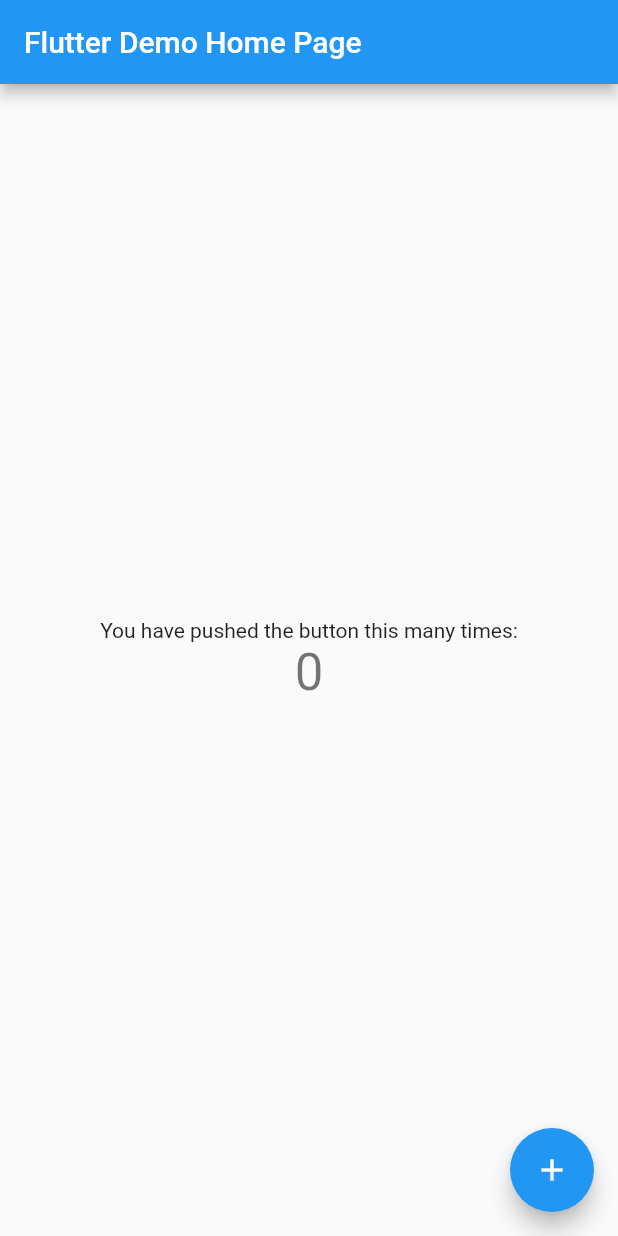
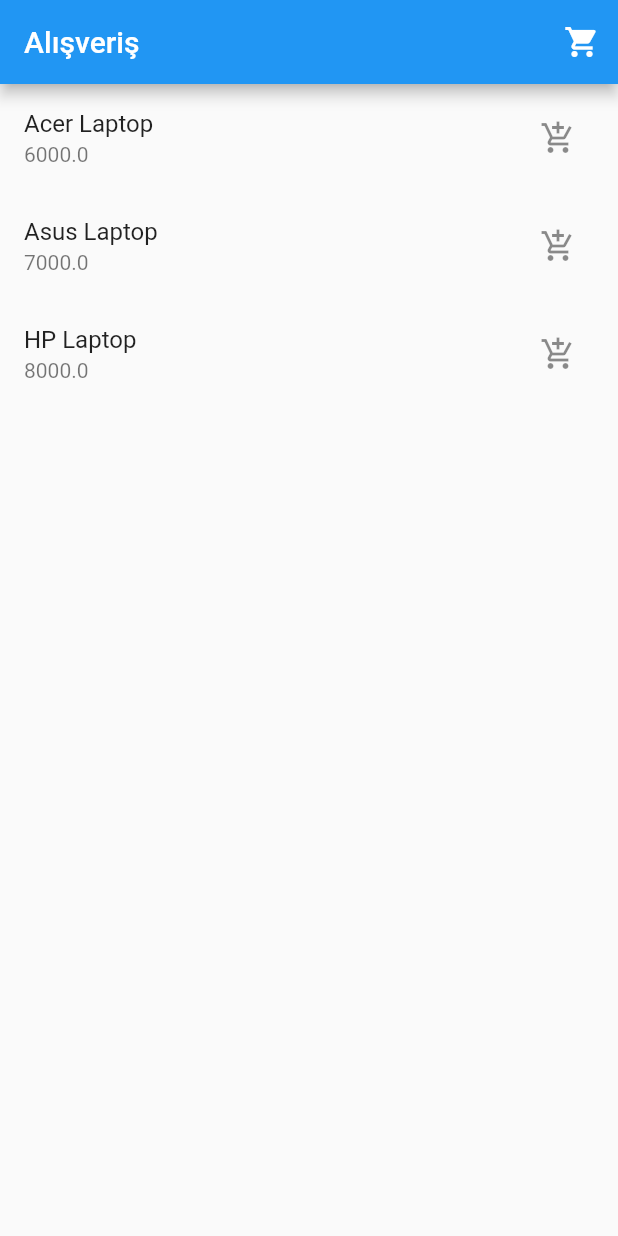
Before and after one commit to VedatBiner/flutter_bloc_sample, a Flutter app: the screen it shows after launch, on a phone screen of 412 x 824 dp. Run offline on Flutter 3.47's test engine with Material 2 defaults, Android fonts, the phone set to English and light mode, and no system bars.

Commit message:
Hatalar giderildi

```diff
--- a/lib/blocs/product_bloc.dart
+++ b/lib/blocs/product_bloc.dart
@@ -3,11 +3,12 @@ import 'package:flutter_bloc_sample/data/product_service.dart';
 import '../models/product.dart';
 
 class ProductBloc {
-  final productStreamController =StreamController.broadcast();
+  final productStreamController = StreamController.broadcast();
   Stream get getStream => productStreamController.stream;
   List<Product> getAll(){
     return ProductService.getAll();
   }
 }
 
+// Bu referans ile tüm sistemden erişim sağlanacak.
 final productBloc = ProductBloc();
--- a/lib/data/product_service.dart
+++ b/lib/data/product_service.dart
@@ -3,7 +3,7 @@ import '../models/product.dart';
 class ProductService{
   static List<Product> products = <Product>[];
 
-  // singleton
+  // singleton - constructor çağırıyor.
   static final ProductService _singleton = ProductService._internal();
   // bu yapı bize Product(this.id, this.name, this.price) constructor 'ı çağırıyor.
 
@@ -17,8 +17,8 @@ class ProductService{
 
   static List<Product> getAll(){
     products.add(Product(1, "Acer Laptop", 6000));
-    products.add(Product(1, "Acer Laptop", 6000));
-    products.add(Product(1, "Acer Laptop", 6000));
+    products.add(Product(2, "Asus Laptop", 7000));
+    products.add(Product(3, "HP Laptop", 8000));
     return products;
   }
 }
--- a/lib/main.dart
+++ b/lib/main.dart
@@ -1,4 +1,6 @@
 import 'package:flutter/material.dart';
+import 'package:flutter_bloc_sample/screens/cart_screen.dart';
+import 'package:flutter_bloc_sample/screens/product_list_screen.dart';
 
 void main() {
   runApp(const MyApp());
@@ -10,64 +12,12 @@ class MyApp extends StatelessWidget {
   @override
   Widget build(BuildContext context) {
     return MaterialApp(
-      title: 'Flutter Demo',
-      theme: ThemeData(
-
-        primarySwatch: Colors.blue,
-      ),
-      home: const MyHomePage(title: 'Flutter Demo Home Page'),
+      routes: { // Açılış Sayfası seçenekleri (map formatı)
+        "/" : (BuildContext context) => const ProductListScreen(),
+        "/cart" : (BuildContext context) => const CartScreen(),
+      },
+      initialRoute: "/", // Açılış sayfası
     );
   }
+
 }
-
-class MyHomePage extends StatefulWidget {
-  const MyHomePage({Key? key, required this.title}) : super(key: key);
-
-  final String title;
-
-  @override
-  State<MyHomePage> createState() => _MyHomePageState();
-}
-
-class _MyHomePageState extends State<MyHomePage> {
-  int _counter = 0;
-
-  void _incrementCounter() {
-    setState(() {
-
-      _counter++;
-    });
-  }
-
-  @override
-  Widget build(BuildContext context) {
-
-    return Scaffold(
-      appBar: AppBar(
-
-        title: Text(widget.title),
-      ),
-      body: Center(
-
-        child: Column(
-
-          mainAxisAlignment: MainAxisAlignment.center,
-          children: <Widget>[
-            const Text(
-              'You have pushed the button this many times:',
-            ),
-            Text(
-              '$_counter',
-              style: Theme.of(context).textTheme.headline4,
-            ),
-          ],
-        ),
-      ),
-      floatingActionButton: FloatingActionButton(
-        onPressed: _incrementCounter,
-        tooltip: 'Increment',
-        child: const Icon(Icons.add),
-      ), // This trailing comma makes auto-formatting nicer for build methods.
-    );
-  }
-}
--- a/lib/models/cart.dart
+++ b/lib/models/cart.dart
@@ -1,9 +1,9 @@
 import 'package:flutter_bloc_sample/models/product.dart';
 
 class Cart {
-  Product product;
+  Product product; //models 'deki product.dart dosyasından geliyor.
   int quantity;
 
-  // Constructor
+  // Constructor oluşturalım
   Cart(this.product, this.quantity);
 }
--- a/lib/models/product.dart
+++ b/lib/models/product.dart
@@ -3,6 +3,6 @@ class Product {
   String name;
   double price;
 
-  // Constructor
+  // Constructor oluşturalım.
   Product(this.id, this.name, this.price);
 }
--- /dev/null
+++ b/lib/screens/product_list_screen.dart
@@ -0,0 +1,56 @@
+import 'package:flutter/material.dart';
+import 'package:flutter_bloc_sample/blocs/cart_bloc.dart';
+import 'package:flutter_bloc_sample/blocs/product_bloc.dart';
+import '../models/cart.dart';
+
+class ProductListScreen extends StatelessWidget {
+  const ProductListScreen({Key? key}) : super(key: key);
+
+  @override
+  Widget build(BuildContext context) {
+    return Scaffold(
+      appBar: AppBar(
+        title: const Text("Alışveriş"),
+        actions: <Widget>[
+          IconButton(
+            icon: const Icon(Icons.shopping_cart),
+            // Ekran yönlendirmesi
+            onPressed: () => Navigator.pushNamed(context, "/cart"),
+          )
+        ],
+      ),
+      body: buildProductList(),
+    );
+  }
+
+  buildProductList() {
+   return StreamBuilder(
+      initialData: productBloc.getAll(),
+      stream: productBloc.getStream,
+      builder: (context, snapshot){ // snapshot en son gelen görünüm değeridir.
+        return snapshot.hasData
+          ? buildProductListItems(snapshot)
+          : const Center(child: Text("Data Yok"),);
+      },
+    );
+  }
+
+  buildProductListItems(AsyncSnapshot snapshot) {
+    return ListView.builder(
+      itemCount: snapshot.data.length,
+      itemBuilder: (BuildContext context, index){
+        final list = snapshot.data;
+        return ListTile(
+          title: Text(list[index].name),
+          subtitle: Text(list[index].price.toString()),
+          trailing: IconButton( // sepete ekleme butonu
+            icon: const Icon(Icons.add_shopping_cart),
+            onPressed: () {
+              cartBloc.addToCart(Cart(list[index],1));
+            },
+          ),
+        );
+      }
+    );
+  }
+}
```
Also changed, not shown: lib/blocs/cart_bloc.dart (+6 -1 lines), lib/screens/cart_screen.dart (added, +39 -0 lines), 1 other file.
